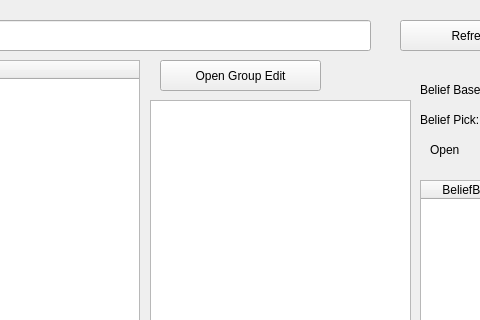
This is ui/EditMainUI.ui in sourcery-ai-experiments/jaar as Qt 5 draws it before an edit; both pictures show x 270 to 750 and y 0 to 320 of the 1431 by 712 pixel window. The edited form follows.
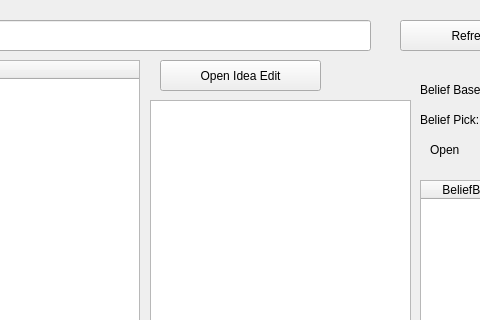
This is the edited form.

Commit message: closes #201 replace "idea" with "oath", "group" to "idea"

```diff
--- a/ui/EditMainUI.ui
+++ b/ui/EditMainUI.ui
@@ -84,7 +84,7 @@
     </rect>
    </property>
    <property name="text">
-    <string>Open Group Edit</string>
+    <string>Open Idea Edit</string>
    </property>
   </widget>
   <widget class="QTableWidget" name="beliefs_table">
```
Left out of the diff: 4 changed lines with no effect on the pictures. The commit also changes 146 other files.
